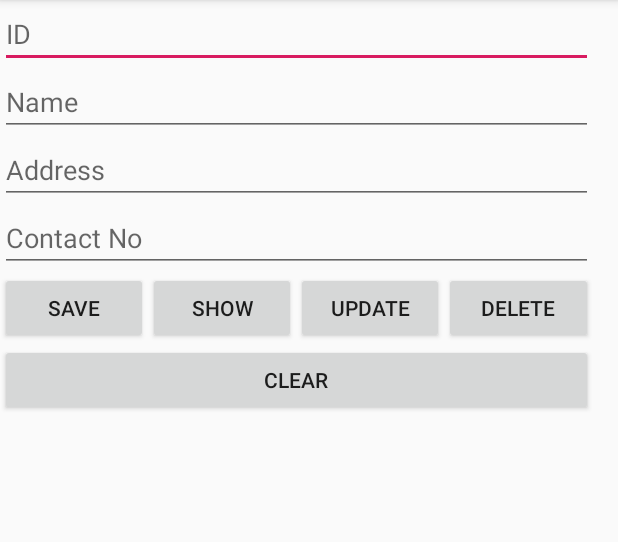
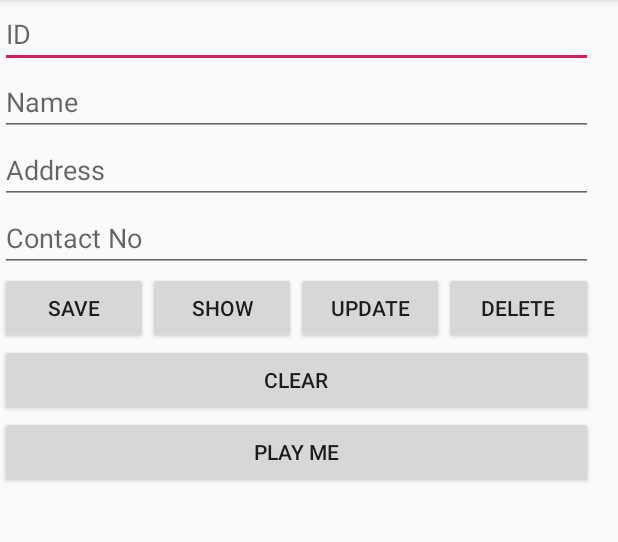
Before and after one commit to ozandabb/FirebaseTestingWithCrud, an Android app: the screen it shows after launch (MainActivity), on a phone screen of 412 x 824 dp, the part 84-626 px from its top. Run offline under Robolectric (Android 15) with nearby library versions, the phone set to English and light mode, and no system bars; our stand-ins replace Firebase (no records; nobody signed in at launch, a user with empty details on screens opened directly).

Commit message:
Sound added for button

```diff
--- a/app/src/main/java/com/example/firebasemy/MainActivity.java
+++ b/app/src/main/java/com/example/firebasemy/MainActivity.java
@@ -3,6 +3,7 @@ package com.example.firebasemy;
 import androidx.annotation.NonNull;
 import androidx.appcompat.app.AppCompatActivity;
 
+import android.media.MediaPlayer;
 import android.os.Bundle;
 import android.text.TextUtils;
 import android.view.View;
@@ -19,7 +20,8 @@ import com.google.firebase.database.ValueEventListener;
 public class MainActivity extends AppCompatActivity {
 
     EditText txtId, txtName, txtAdd, txtConNo;
-    Button btnSave, btnShow, btnUpdate, btnDelete, btnclear;
+    Button btnSave, btnShow, btnUpdate, btnDelete, btnclear, btnplay;
+    MediaPlayer mp;
     DatabaseReference dbref;
     Student std;
 
@@ -38,6 +40,8 @@ public class MainActivity extends AppCompatActivity {
         btnUpdate = findViewById(R.id.updateosa);
         btnDelete = findViewById(R.id.deleteosa);
         btnclear = findViewById(R.id.clearosa);
+
+        btnplay = findViewById(R.id.playosa);
 
         std = new Student();
 
@@ -172,6 +176,23 @@ public class MainActivity extends AppCompatActivity {
 
     }
 
+    public void playsound(View v){
+        mp = MediaPlayer.create(this,R.raw.sound);
+
+        mp.setOnPreparedListener(new MediaPlayer.OnPreparedListener() {
+            @Override
+            public void onPrepared(MediaPlayer mediaPlayer) {
+                mp.start();
+            }
+        });
+        mp.setOnCompletionListener(new MediaPlayer.OnCompletionListener() {
+            @Override
+            public void onCompletion(MediaPlayer mediaPlayer) {
+                mp.release();
+            }
+        });
+
+    }
 
 
     private void clearControls(){
--- a/app/src/main/res/layout/activity_main.xml
+++ b/app/src/main/res/layout/activity_main.xml
@@ -89,6 +89,13 @@
                 android:layout_width="match_parent"
                 android:layout_height="wrap_content"
                 android:text="Clear" />
+
+            <Button
+                android:id="@+id/playosa"
+                android:layout_width="match_parent"
+                android:layout_height="wrap_content"
+                android:onClick="playsound"
+                android:text="Play me" />
         </LinearLayout>
     </LinearLayout>
 </androidx.constraintlayout.widget.ConstraintLayout>
```
Also changed, not shown: 1 other file.
